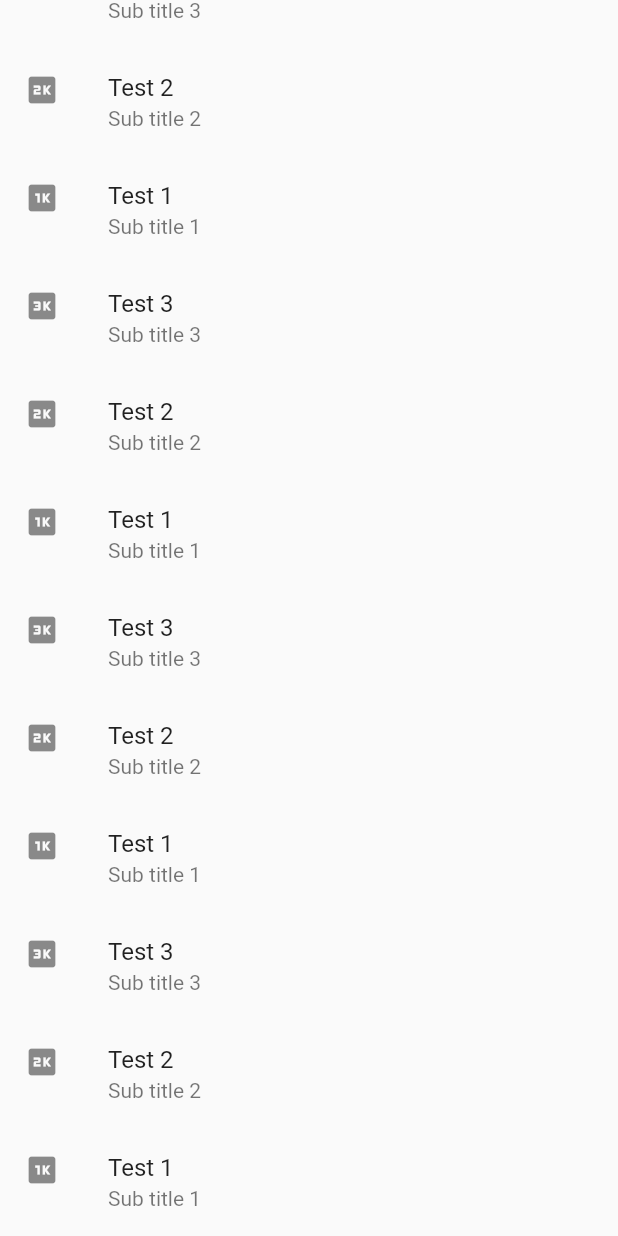
After one commit to hasibul-hasan-shuvo/Flutter-Bootcamp, a Flutter app: the ListViewExample screen opened directly, on a phone screen of 412 x 824 dp. The commit adds this screen. Run offline on Flutter 3.47's test engine with Material 2 defaults, Android fonts, the phone set to English and light mode, and no system bars.

Commit message:
Code updated.

```diff
--- a/day_05/lib/home_page.dart
+++ b/day_05/lib/home_page.dart
@@ -16,9 +16,13 @@ class _HomePageState extends State<HomePage> {
       child: Container(
         color: Colors.red,
         child: Column(
-          mainAxisAlignment: MainAxisAlignment.center,
+          mainAxisAlignment: MainAxisAlignment.spaceBetween,
           crossAxisAlignment: CrossAxisAlignment.stretch,
           children: [
+            Image(
+              image: AssetImage("images/flutter_image.jpeg"),
+              fit: BoxFit.fitWidth,
+            ),
             Image(
               image: AssetImage("images/flutter_image.jpeg"),
               fit: BoxFit.fitWidth,
--- /dev/null
+++ b/day_06/lib/listview_example.dart
@@ -0,0 +1,110 @@
+import 'package:flutter/material.dart';
+
+class ListViewExample extends StatelessWidget {
+  @override
+  Widget build(BuildContext context) {
+    return Scaffold(
+      body: ListView(
+        reverse: true,
+        children: [
+          ListTile(
+            leading: Icon(Icons.one_k),
+            title: Text("Test 1"),
+            subtitle: Text("Sub title 1"),
+          ),
+          ListTile(
+            leading: Icon(Icons.two_k),
+            title: Text("Test 2"),
+            subtitle: Text("Sub title 2"),
+          ),
+          ListTile(
+            leading: Icon(Icons.three_k),
+            title: Text("Test 3"),
+            subtitle: Text("Sub title 3"),
+            onTap: () {
+              print("Test 3 tapped");
+            },
+          ),
+          ListTile(
+            leading: Icon(Icons.one_k),
+            title: Text("Test 1"),
+            subtitle: Text("Sub title 1"),
+          ),
+          ListTile(
+            leading: Icon(Icons.two_k),
+            title: Text("Test 2"),
+            subtitle: Text("Sub title 2"),
+          ),
+          ListTile(
+            leading: Icon(Icons.three_k),
+            title: Text("Test 3"),
+            subtitle: Text("Sub title 3"),
+            onTap: () {
+              print("Test 3 tapped");
+            },
+          ),
+          ListTile(
+            leading: Icon(Icons.one_k),
+            title: Text("Test 1"),
+            subtitle: Text("Sub title 1"),
+          ),
+          ListTile(
+            leading: Icon(Icons.two_k),
+            title: Text("Test 2"),
+            subtitle: Text("Sub title 2"),
+          ),
+          ListTile(
+            leading: Icon(Icons.three_k),
+            title: Text("Test 3"),
+            subtitle: Text("Sub title 3"),
+            onTap: () {
+              print("Test 3 tapped");
+            },
+          ),
+          ListTile(
+            leading: Icon(Icons.one_k),
+            title: Text("Test 1"),
+            subtitle: Text("Sub title 1"),
+          ),
+          ListTile(
+            leading: Icon(Icons.two_k),
+            title: Text("Test 2"),
+            subtitle: Text("Sub title 2"),
+          ),
+          ListTile(
+            leading: Icon(Icons.three_k),
+            title: Text("Test 3"),
+            subtitle: Text("Sub title 3"),
+            onTap: () {
+              print("Test 3 tapped");
+            },
+          ),
+          ListTile(
+            leading: Icon(Icons.one_k),
+            title: Text("Test 1"),
+            subtitle: Text("Sub title 1"),
+          ),
+          ListTile(
+            leading: Icon(Icons.two_k),
+            title: Text("Test 2"),
+            subtitle: Text("Sub title 2"),
+          ),
+          ListTile(
+            leading: Icon(Icons.three_k),
+            title: Text("Test 3"),
+            subtitle: Text("Sub title 3"),
+            onTap: () {
+              print("Test 3 tapped");
+            },
+          ),
+          Row(
+            children: [
+              Expanded(child: Container(height: 20, color: Colors.green)),
+              Expanded(child: Container(height: 20, color: Colors.red)),
+            ],
+          )
+        ],
+      ),
+    );
+  }
+}
--- a/day_06/lib/my_app.dart
+++ b/day_06/lib/my_app.dart
@@ -1,4 +1,4 @@
-import 'package:day_06/scrollable_view.dart';
+import 'package:day_06/gridview_builder_example.dart';
 import 'package:flutter/material.dart';
 
 class MyApp extends StatelessWidget {
@@ -12,7 +12,7 @@ class MyApp extends StatelessWidget {
       theme: ThemeData(
         primarySwatch: Colors.blue,
       ),
-      home: ScrollableView(),
+      home: GridViewBuilderExample(),
     );
   }
 }
--- a/day_06/lib/scrollable_view.dart
+++ b/day_06/lib/scrollable_view.dart
@@ -7,6 +7,7 @@ class ScrollableView extends StatelessWidget {
       child: Container(
         color: Colors.white,
         child: SingleChildScrollView(
+          physics: BouncingScrollPhysics(),
           child: Column(
             mainAxisAlignment: MainAxisAlignment.center,
             crossAxisAlignment: CrossAxisAlignment.stretch,
```
Also changed, not shown: day_06/lib/expand_flexible_example.dart (+30 -14 lines), day_06/lib/gridview_builder_example.dart (added, +47 -0 lines), day_06/lib/gridview_example.dart (added, +40 -0 lines), day_06/lib/listview_builder_example.dart (added, +38 -0 lines), day_06/lib/scaffold_and_appbar.dart (+8 -0 lines).
